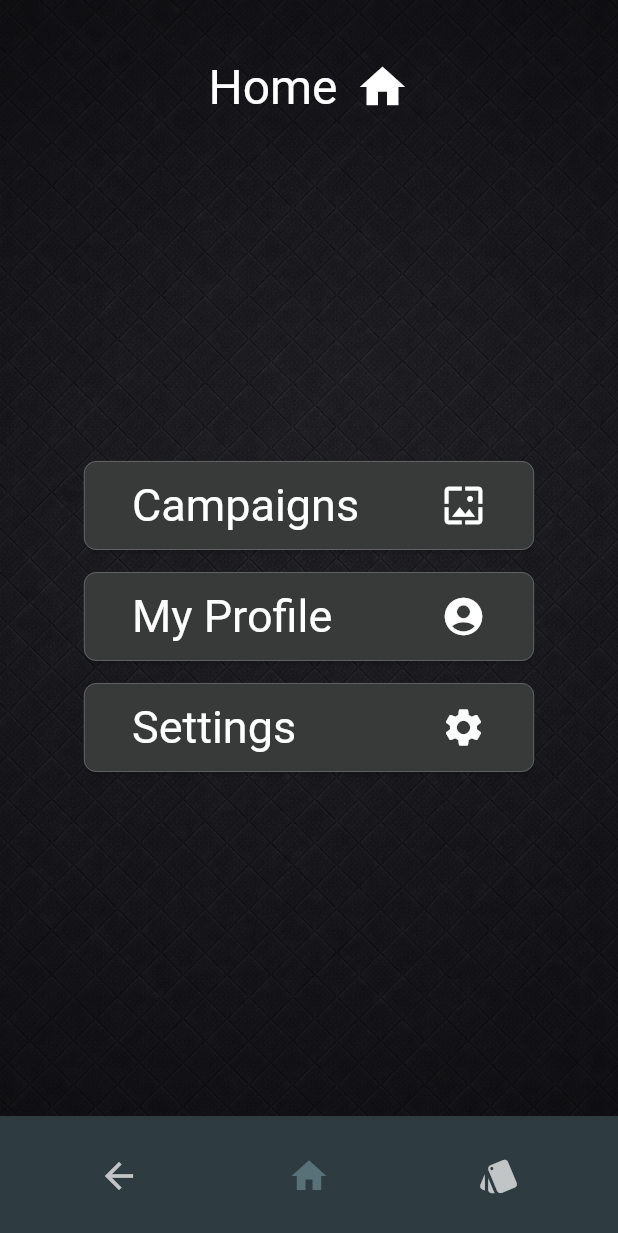
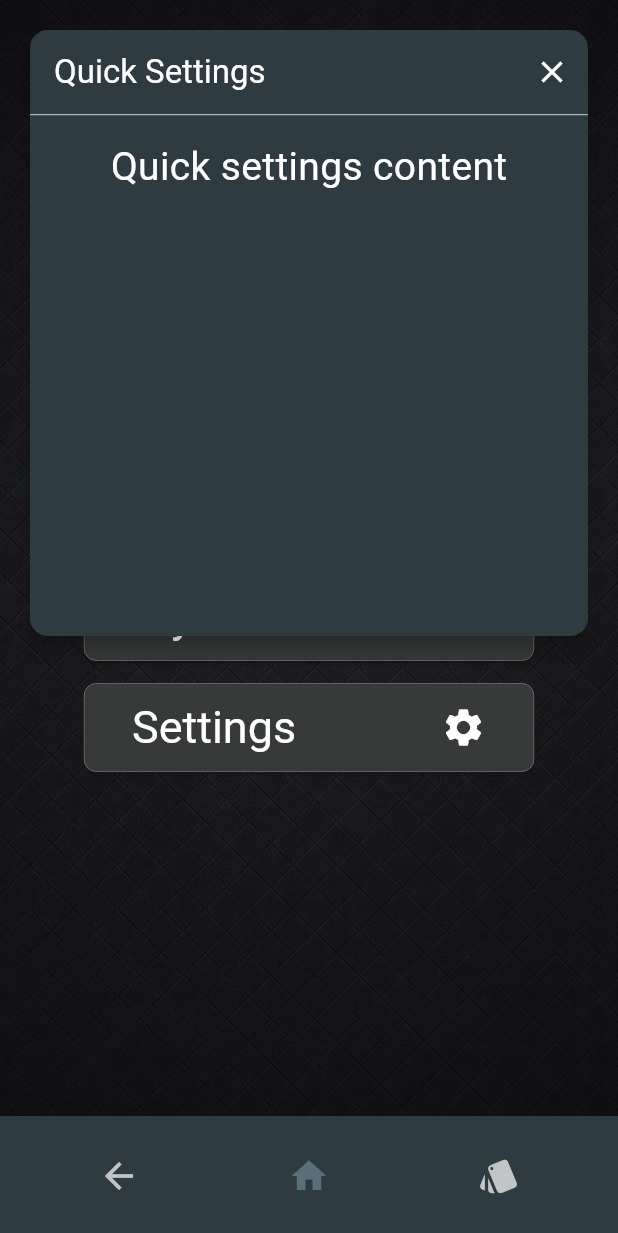
Before and after one commit to jensma89/mythic-access-frontend, a Flutter app: the StartPage screen opened by its route, after a tap on "Settings", on a phone screen of 412 x 824 dp. Shown: the top 1233 px of the screen. Run offline on Flutter 3.47's test engine with Material 3 defaults, Android fonts, the phone set to English and light mode, and no system bars.

Commit message:
Create a quick settings card

```diff
--- a/lib/components/short_menu_card.dart
+++ b/lib/components/short_menu_card.dart
@@ -1 +1,159 @@
 // short_menu_card.dart
+import 'package:flutter/material.dart';
+
+// Class for the short menu widget (fast settings for accessibility)
+class ShortMenuCard extends StatefulWidget {
+  const ShortMenuCard({
+    super.key,
+    required this.isOpen,
+    required this.child,
+    this.onClose,
+  });
+
+  // Controls the card is visible
+  final bool isOpen;
+
+  // Content of the card (buttons ect...)
+  final Widget child;
+
+  // Optional close callback
+  final VoidCallback? onClose;
+
+  @override
+  State<ShortMenuCard> createState() => _ShortMenuCardState();
+}
+
+class _ShortMenuCardState extends State<ShortMenuCard>
+    with SingleTickerProviderStateMixin {
+  late final AnimationController _controller;
+  late final Animation<Offset> _slideAnimation;
+  late final Animation<double> _fadeAnimation;
+
+  @override
+  void initState() {
+    super.initState();
+
+    _controller = AnimationController(
+      vsync: this,
+      duration: const Duration(milliseconds: 200),
+      reverseDuration: const Duration(milliseconds: 200),
+    );
+
+    _slideAnimation =
+        Tween<Offset>(
+          begin: const Offset(0, -0.15), // from slightly above
+          end: Offset.zero,
+        ).animate(
+          CurvedAnimation(
+            parent: _controller,
+            curve: Curves.easeOutCubic,
+            reverseCurve: Curves.easeInCubic,
+          ),
+        );
+
+    _fadeAnimation = CurvedAnimation(
+      parent: _controller,
+      curve: Curves.easeOut,
+      reverseCurve: Curves.easeIn,
+    );
+  }
+
+  @override
+  void didUpdateWidget(covariant ShortMenuCard oldWidget) {
+    super.didUpdateWidget(oldWidget);
+    widget.isOpen ? _controller.forward() : _controller.reverse();
+  }
+
+  @override
+  void dispose() {
+    _controller.dispose();
+    super.dispose();
+  }
+
+  @override
+  Widget build(BuildContext context) {
+    final media = MediaQuery.of(context);
+
+    // 50 % height with sensible caps
+    final double cardHeight = (media.size.height * 0.5).clamp(
+      280.0,
+      media.size.height * 0.75,
+    );
+
+    return IgnorePointer(
+      ignoring: !widget.isOpen,
+      child: FadeTransition(
+        opacity: _fadeAnimation,
+        child: SlideTransition(
+          position: _slideAnimation,
+          child: Align(
+            alignment: Alignment.topCenter,
+            child: Semantics(
+              container: true,
+              label: 'Quick settings menu',
+              child: Padding(
+                padding: EdgeInsets.only(
+                  top: media.padding.top + 16,
+                  left: 16,
+                  right: 16,
+                ),
+                child: ConstrainedBox(
+                  constraints: BoxConstraints(
+                    maxWidth: 720, // Desktop / Web friendly
+                    maxHeight: cardHeight,
+                  ),
+                  child: Card(
+                    elevation: 6,
+                    clipBehavior: Clip.antiAlias,
+                    child: Column(
+                      children: [
+                        // Header (optional but recommended)
+                        _Header(onClose: widget.onClose),
+
+                        const Divider(height: 1),
+
+                        // Content area
+                        Expanded(
+                          child: Padding(
+                            padding: const EdgeInsets.all(16),
+                            child: widget.child,
+                          ),
+                        ),
+                      ],
+                    ),
+                  ),
+                ),
+              ),
+            ),
+          ),
+        ),
+      ),
+    );
+  }
+}
+
+class _Header extends StatelessWidget {
+  const _Header({this.onClose});
+
+  final VoidCallback? onClose;
+
+  @override
+  Widget build(BuildContext context) {
+    return SizedBox(
+      height: 56,
+      child: Row(
+        children: [
+          const SizedBox(width: 16),
+          Text('Quick Settings', style: Theme.of(context).textTheme.titleLarge),
+          const Spacer(),
+          if (onClose != null)
+            IconButton(
+              tooltip: 'Close settings',
+              icon: const Icon(Icons.close),
+              onPressed: onClose,
+            ),
+        ],
+      ),
+    );
+  }
+}
--- a/lib/pages/start_page.dart
+++ b/lib/pages/start_page.dart
@@ -3,11 +3,33 @@
 import 'package:flutter/material.dart';
 import 'package:mythic_access_frontend/components/adaptive_scaffold.dart';
 import 'package:mythic_access_frontend/components/button.dart';
+import 'package:mythic_access_frontend/components/short_menu_card.dart';
 import '../components/app_dark_background.dart';
 import '../components/nav_bar.dart';
 
-class StartPage extends StatelessWidget {
+class StartPage extends StatefulWidget {
   const StartPage({super.key});
+
+  @override
+  State<StartPage> createState() => _StartPageState();
+}
+
+class _StartPageState extends State<StartPage> {
+  bool _isShortMenuOpen = false;
+
+  void _toggleShortMenu() {
+    setState(() {
+      _isShortMenuOpen = !_isShortMenuOpen;
+    });
+  }
+
+  void _closeShortMenu() {
+    if (_isShortMenuOpen) {
+      setState(() {
+        _isShortMenuOpen = false;
+      });
+    }
+  }
 
   @override
   Widget build(BuildContext context) {
@@ -15,7 +37,10 @@ class StartPage extends StatelessWidget {
       child: AdaptiveScaffold(
         activeItem: NavItem.home,
         homeRedirect: false,
-        body: Center(
+        onToggleCard: _toggleShortMenu,
+        body: Stack(
+          children: [
+            Center(
               child: Column(
                 crossAxisAlignment: CrossAxisAlignment.center,
                 children: [
@@ -39,14 +64,12 @@ class StartPage extends StatelessWidget {
                     ),
                   ),
 
-              // Put the buttons in the middle
                   const Spacer(),
 
                   // Button block
                   Column(
                     crossAxisAlignment: CrossAxisAlignment.center,
                     children: [
-                  // Campaigns button >> campaigns page
                       AppButton(
                         text: 'Campaigns',
                         semanticsLabel: 'Go to your campaigns.',
@@ -55,35 +78,40 @@ class StartPage extends StatelessWidget {
                           print('Campaign button pressed.');
                         },
                       ),
-
                       const SizedBox(height: 15),
-
-                  // My Profile button >> user me page
                       AppButton(
                         text: 'My Profile',
                         semanticsLabel: 'My profile.',
                         icon: Icons.account_circle,
                         onPressed: () {
-                      print('My My profile button pressed.');
+                          print('My profile button pressed.');
                         },
                       ),
-
                       const SizedBox(height: 15),
-
-                  // Settings button >> go to settings menu
                       AppButton(
                         text: 'Settings',
                         semanticsLabel: 'Settings.',
                         icon: Icons.settings,
-                    onPressed: () {
-                      print('Settings button pressed.');
-                    },
+                        onPressed: _toggleShortMenu,
                       ),
                     ],
                   ),
+
                   const Spacer(),
                 ],
               ),
+            ),
+
+            // Short settings card overlay
+            ShortMenuCard(
+              isOpen: _isShortMenuOpen,
+              onClose: _closeShortMenu,
+              child: Column(
+                crossAxisAlignment: CrossAxisAlignment.start,
+                children: const [Text('Quick settings content')],
+              ),
+            ),
+          ],
         ),
       ),
     );
```
Lines whose indentation alone changed are shown as unchanged.
